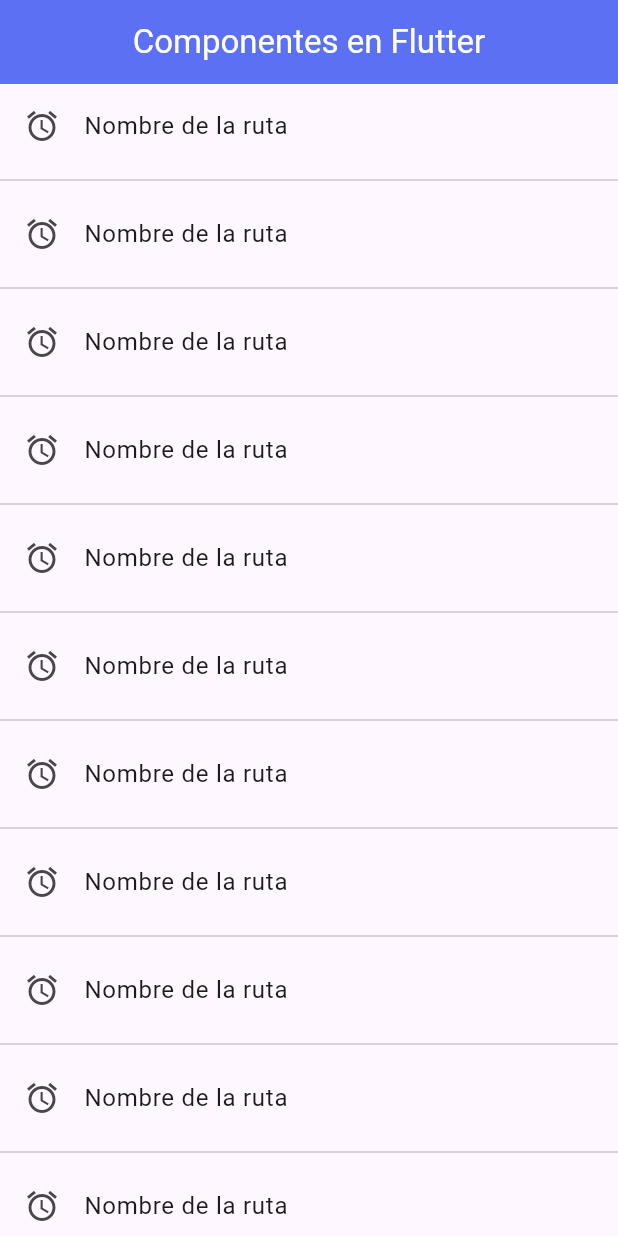
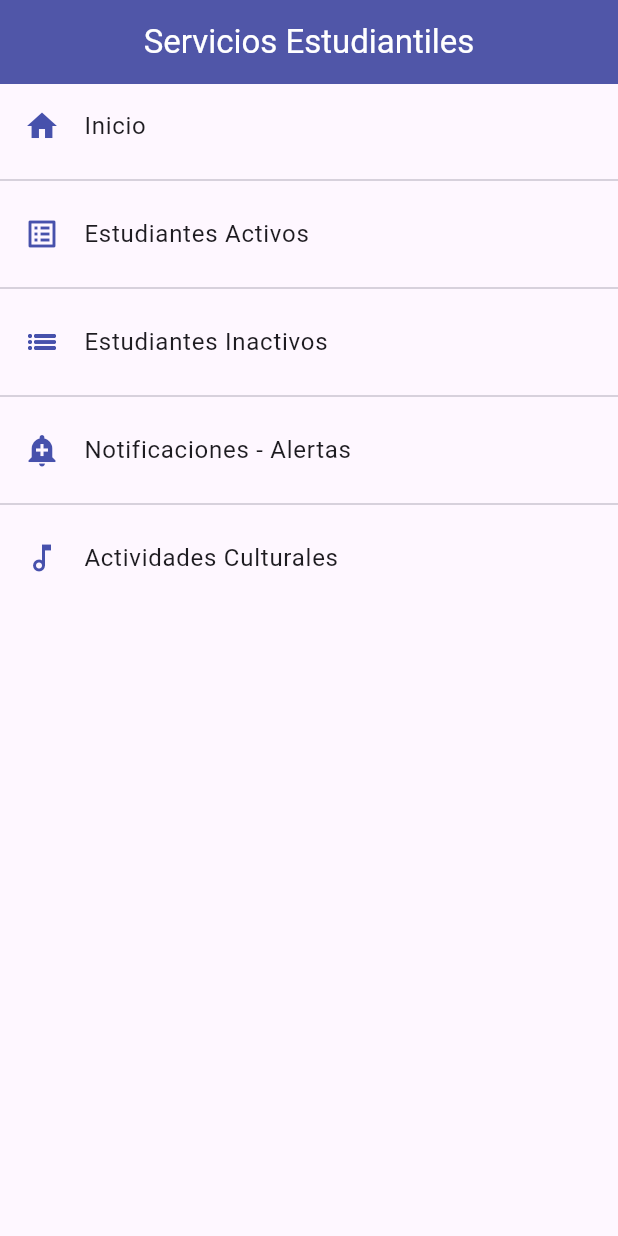
Before and after one commit to jr4mx/componentes_flutter, a Flutter app: the screen it shows after launch, on a phone screen of 412 x 824 dp. Run offline on Flutter 3.47's test engine with Material 3 defaults, Android fonts, the phone set to English and light mode, and no system bars.

Commit message:
Rutas con nombre e ícono

```diff
--- a/lib/main.dart
+++ b/lib/main.dart
@@ -13,7 +13,7 @@ class MyApp extends StatelessWidget {
       title: 'Listas',
       // home: const CardScreen(),
       initialRoute: AppRoutes.initialRoute,
-      routes: AppRoutes.routes,
+      routes: AppRoutes.getAppRoutes(),
       onGenerateRoute: AppRoutes.onGenerateRoute,
     );
   }
--- a/lib/routes/app_routes.dart
+++ b/lib/routes/app_routes.dart
@@ -8,32 +8,32 @@ class AppRoutes {
   static final menuOptions = <MenuOption>[
     MenuOption(
       route: 'home',
-      name: 'Home Screen',
+      name: 'Inicio',
       screen: const HomeScreen(),
       icon: Icons.home,
     ),
     MenuOption(
       route: 'listview1',
-      name: 'Listview tipo 1',
+      name: 'Estudiantes Activos',
       icon: Icons.list_alt,
       screen: const Listview1Screen(),
     ),
     MenuOption(
       route: 'listview2',
-      name: 'Listview tipo 2',
+      name: 'Estudiantes Inactivos',
       icon: Icons.list_outlined,
       screen: const Listview2Screen(),
     ),
     MenuOption(
       route: 'alert',
-      name: 'Alertas - Alerts',
+      name: 'Notificaciones - Alertas',
       icon: Icons.add_alert,
       screen: const AlertScreen(),
     ),
     MenuOption(
       route: 'card',
-      name: 'Tarjetas - Cards',
-      icon: Icons.credit_card,
+      name: 'Actividades Culturales',
+      icon: Icons.music_note_outlined,
       screen: const CardScreen(),
     ),
   ];
@@ -45,6 +45,14 @@ class AppRoutes {
     'alert': (BuildContext context) => const AlertScreen(),
     'card': (BuildContext context) => const CardScreen(),
   };
+  static Map<String, Widget Function(BuildContext)> getAppRoutes() {
+    final Map<String, Widget Function(BuildContext)> appRoutes = {};
+    for (final option in menuOptions) {
+      appRoutes.addAll({option.route: (BuildContext context) => option.screen});
+    }
+    return appRoutes;
+  }
+
   static Route<dynamic> onGenerateRoute(RouteSettings settings) {
     return MaterialPageRoute(
       builder: (BuildContext context) => const AlertScreen(),
--- a/lib/screens/home_screen.dart
+++ b/lib/screens/home_screen.dart
@@ -1,3 +1,4 @@
+import 'package:fl_components/routes/app_routes.dart';
 import 'package:fl_components/screens/listview1_screen.dart';
 import 'package:fl_components/screens/listview2_screen%20.dart';
 import 'package:flutter/material.dart';
@@ -9,9 +10,9 @@ class HomeScreen extends StatelessWidget {
   Widget build(BuildContext context) {
     return Scaffold(
       appBar: AppBar(
-        backgroundColor: const Color.fromARGB(255, 92, 112, 243),
+        backgroundColor: const Color.fromARGB(255, 80, 86, 168),
         title: const Text(
-          'Componentes en Flutter',
+          'Servicios Estudiantiles',
           style: TextStyle(color: Colors.white),
         ),
         centerTitle: true,
@@ -19,8 +20,11 @@ class HomeScreen extends StatelessWidget {
       ),
       body: ListView.separated(
         itemBuilder: (context, index) => ListTile(
-          leading: const Icon(Icons.access_alarm_outlined),
-          title: const Text('Nombre de la ruta'),
+          leading: Icon(
+            AppRoutes.menuOptions[index].icon,
+            color: const Color.fromARGB(255, 71, 81, 172),
+          ),
+          title: Text(AppRoutes.menuOptions[index].name),
           /* onTap: () {
             final ruta = MaterialPageRoute(
               builder: (context) => const Listview2Screen(),
@@ -28,19 +32,11 @@ class HomeScreen extends StatelessWidget {
             Navigator.push(context, ruta);
           },*/
           onTap: () {
-            if (index == 0) {
-              Navigator.pushNamed(context, 'listview2');
-            } else if (index == 1) {
-              Navigator.pushNamed(context, 'listview1');
-            } else if (index == 2) {
-              Navigator.pushNamed(context, 'alert');
-            } else if (index == 3) {
-              Navigator.pushNamed(context, 'card');
-            }
+            Navigator.pushNamed(context, AppRoutes.menuOptions[index].route);
           },
         ),
         separatorBuilder: (context, index) => Divider(),
-        itemCount: 50,
+        itemCount: AppRoutes.menuOptions.length,
       ),
     );
   }
```
